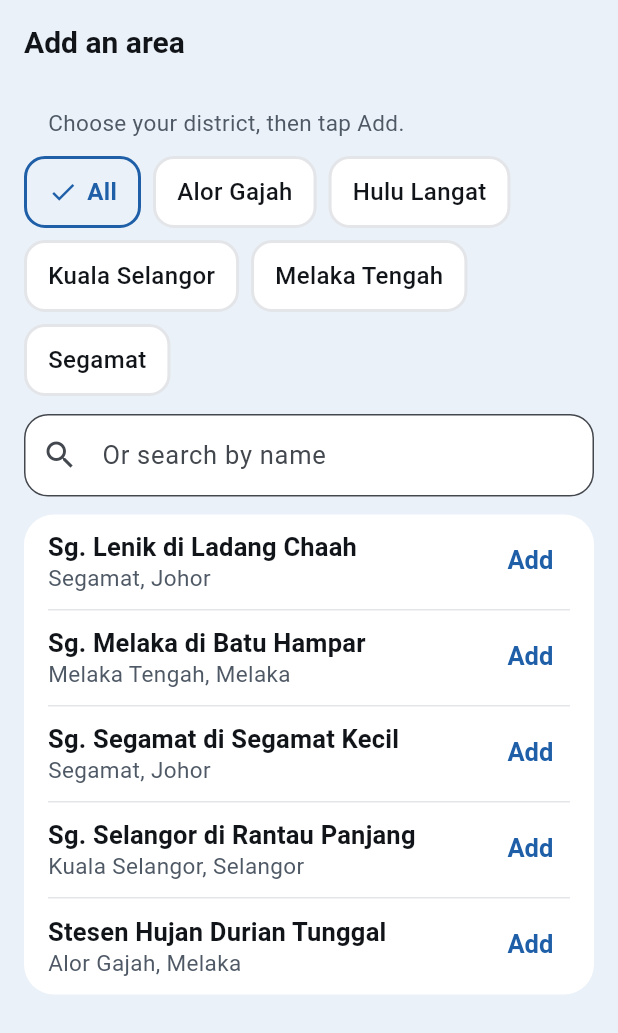
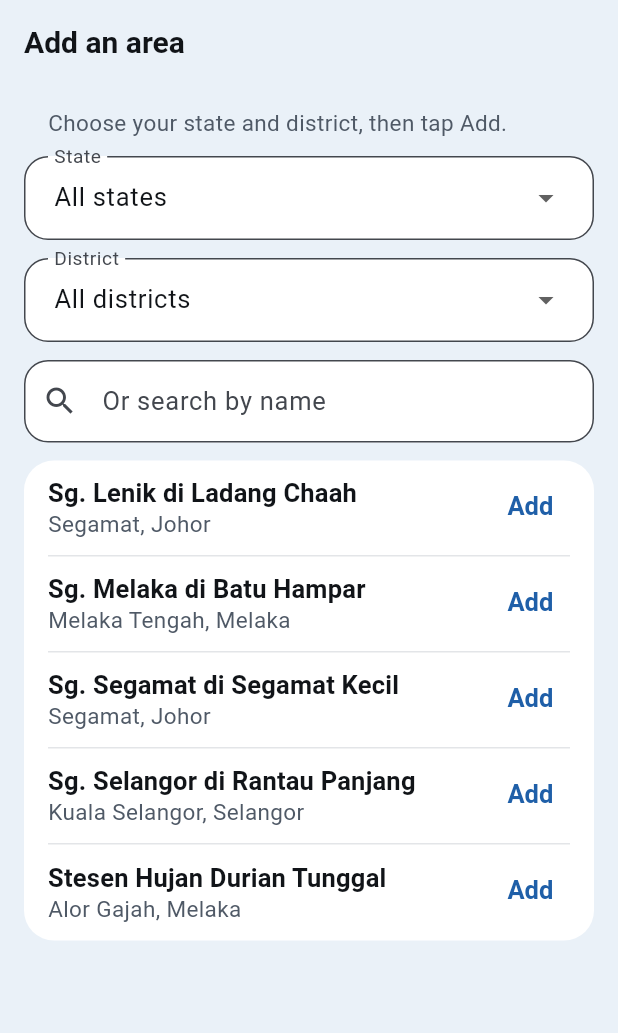
Before and after one commit to scenery9/fyp-flood-system, a Flutter app: the AddAreaScreen widget shown alone on an empty page, opened directly, on a phone screen of 412 x 824 dp. Shown: the top 1033 px of the screen. Run offline on Flutter 3.47's test engine with Material 3 defaults, Android fonts, the phone set to English and light mode, and no system bars; our stand-ins replace firebase_core, firebase_messaging, flutter_map, flutter_native_contact_picker, flutter_tts, geolocator and 4 more; missing offline and left inert: a package; accounts and stored records are empty.

Commit message:
Add area: State then District dropdowns

```diff
--- a/app/lib/screens/more/saved_areas_screen.dart
+++ b/app/lib/screens/more/saved_areas_screen.dart
@@ -3,7 +3,6 @@ import 'package:material_ui/material_ui.dart';
 
 import '../../app/app_controller.dart';
 import '../../theme/app_theme.dart';
-import '../../widgets/choices.dart';
 import '../../widgets/common.dart';
 import '../home/station_detail_screen.dart';
 
@@ -105,8 +104,8 @@ class _AreaRow extends StatelessWidget {
   }
 }
 
-/// Pick a station to save: the nearest stations first, district buttons,
-/// and search as a last resort (no typing needed).
+/// Pick a station to save: the nearest stations first, a State then District
+/// dropdown, and search as a last resort (no typing needed).
 class AddAreaScreen extends StatefulWidget {
   const AddAreaScreen({super.key});
 
@@ -116,18 +115,33 @@ class AddAreaScreen extends StatefulWidget {
 
 class _AddAreaScreenState extends State<AddAreaScreen> {
   String _query = '';
-  String? _district; // null = all districts
+  String? _state; // null = all states
+  String? _district; // null = all districts in [_state]
+  bool _startChosen = false;
 
   @override
   Widget build(BuildContext context) {
     final app = AppScope.of(context);
     final saved = {for (final a in app.areas) a.station.id};
     final q = _query.trim().toLowerCase();
-    final districts = {for (final s in app.statuses) s.station.district}.toList()..sort();
+    final states = {for (final s in app.statuses) s.station.state}.toList()..sort();
+    if (!_startChosen) {
+      // Start on the state of the nearest station when the phone's location is known.
+      _startChosen = true;
+      _state = app.nearest?.station.state;
+    }
+    final state = states.contains(_state) ? _state : null;
+    final districts = {
+      for (final s in app.statuses)
+        if (state == null || s.station.state == state) s.station.district
+    }.toList()
+      ..sort();
+    final district = districts.contains(_district) ? _district : null;
     final list = [
       for (final s in app.statuses)
         if (!saved.contains(s.station.id) &&
-            (_district == null || s.station.district == _district) &&
+            (state == null || s.station.state == state) &&
+            (district == null || s.station.district == district) &&
             (q.isEmpty ||
                 s.station.name.toLowerCase().contains(q) ||
                 s.station.district.toLowerCase().contains(q) ||
@@ -148,15 +162,30 @@ class _AddAreaScreenState extends State<AddAreaScreen> {
         NoteText(app.locationIssue == null
             ? context.tr('Nearest stations first. Tap Add on the one closest to your home.',
                 'Stesen paling dekat dahulu. Tekan Tambah pada stesen paling dekat dengan rumah anda.', '最近的测站在最前面。点击离您家最近测站的“添加”。')
-            : context.tr('Choose your district, then tap Add.', 'Pilih daerah anda, kemudian tekan Tambah.', '选择您的县区，然后点击“添加”。')),
+            : context.tr('Choose your state and district, then tap Add.', 'Pilih negeri dan daerah anda, kemudian tekan Tambah.', '选择您的州和县区，然后点击“添加”。')),
         Padding(
           padding: const EdgeInsets.fromLTRB(kMargin, 12, kMargin, 0),
-          child: ChoiceBoxes<String?>(
-            keyPrefix: 'district',
-            values: [null, ...districts],
-            selected: {_district},
-            label: (d) => d ?? context.tr('All', 'Semua', '全部'),
-            onTap: (d) => setState(() => _district = d),
+          child: _Dropdown(
+            key: const ValueKey('state-menu'),
+            label: context.tr('State', 'Negeri', '州'),
+            value: state,
+            values: states,
+            allLabel: context.tr('All states', 'Semua negeri', '所有州'),
+            onChanged: (v) => setState(() {
+              _state = v;
+              _district = null;
+            }),
+          ),
+        ),
+        Padding(
+          padding: const EdgeInsets.fromLTRB(kMargin, 12, kMargin, 0),
+          child: _Dropdown(
+            key: const ValueKey('district-menu'),
+            label: context.tr('District', 'Daerah', '县区'),
+            value: district,
+            values: districts,
+            allLabel: context.tr('All districts', 'Semua daerah', '所有县区'),
+            onChanged: (v) => setState(() => _district = v),
           ),
         ),
         Padding(
@@ -226,3 +255,38 @@ class _AddAreaScreenState extends State<AddAreaScreen> {
     );
   }
 }
+
+/// A labelled dropdown with an "All" choice first (value null).
+class _Dropdown extends StatelessWidget {
+  const _Dropdown({super.key, required this.label, required this.value, required this.values, required this.allLabel, required this.onChanged});
+  final String label;
+  final String? value;
+  final List<String> values;
+  final String allLabel;
+  final ValueChanged<String?> onChanged;
+
+  @override
+  Widget build(BuildContext context) {
+    return InputDecorator(
+      decoration: InputDecoration(
+        labelText: label,
+        filled: true,
+        fillColor: Colors.white,
+        contentPadding: const EdgeInsets.symmetric(horizontal: 16, vertical: 4),
+        border: OutlineInputBorder(borderRadius: BorderRadius.circular(16)),
+      ),
+      child: DropdownButtonHideUnderline(
+        child: DropdownButton<String?>(
+          value: value,
+          isExpanded: true,
+          style: context.text.bodyLarge,
+          items: [
+            DropdownMenuItem<String?>(value: null, child: Text(allLabel)),
+            for (final v in values) DropdownMenuItem<String?>(key: ValueKey('menu-$v'), value: v, child: Text(v)),
+          ],
+          onChanged: onChanged,
+        ),
+      ),
+    );
+  }
+}
```
Also changed, not shown: 2 other files.
